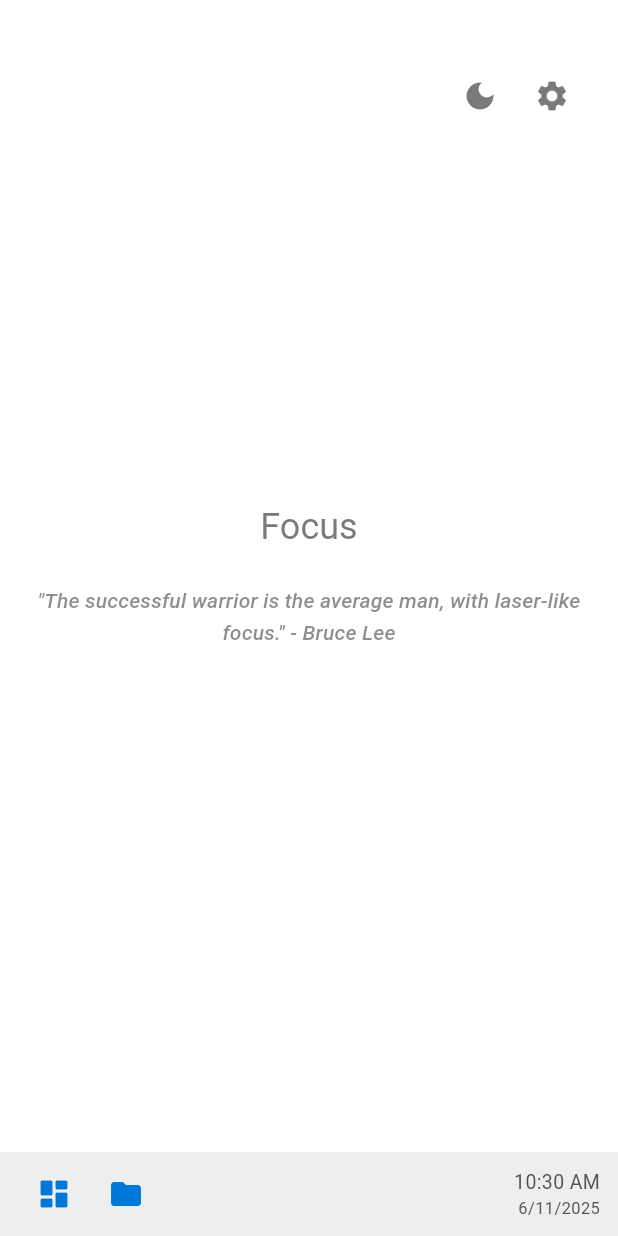
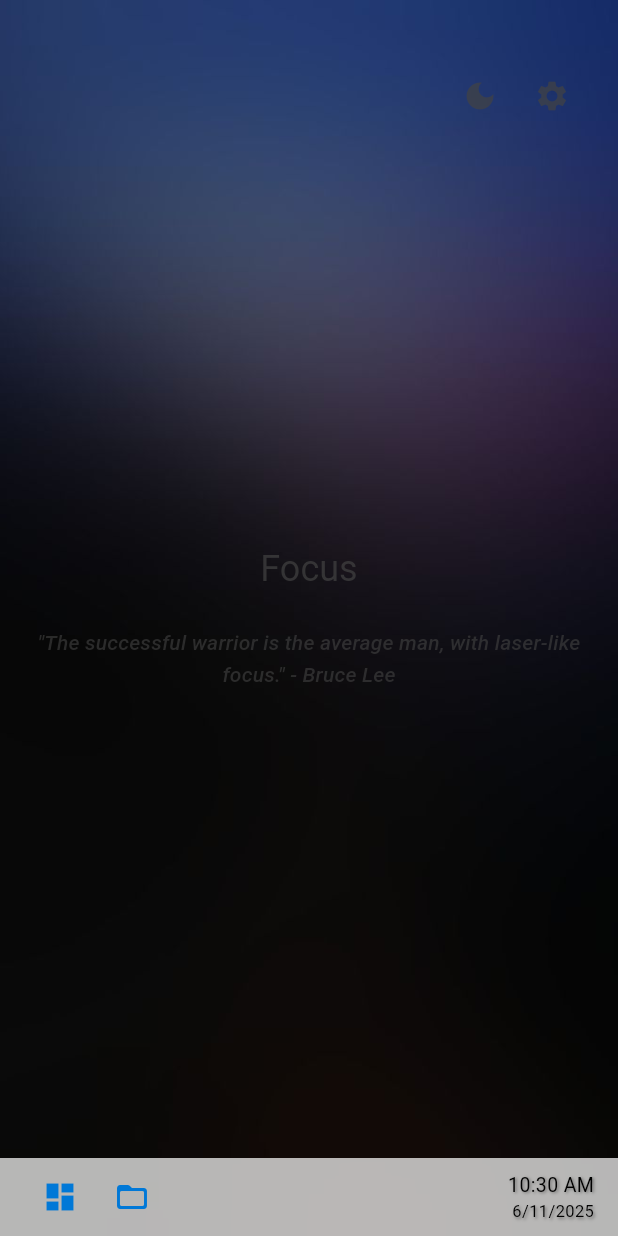
Before and after one commit to IamFishR/focus_launcher, a Flutter app: the screen it shows after launch, on a phone screen of 412 x 824 dp. Run offline on Flutter 3.47's test engine with Material 3 defaults, Android fonts, the phone set to English and light mode, and no system bars; our stand-ins replace shared_preferences; missing offline and left inert: installed_apps.

Commit message:
feat: Add background image asset for enhanced UI

```diff
--- a/lib/screens/home_screen.dart
+++ b/lib/screens/home_screen.dart
@@ -96,8 +96,16 @@ class _HomeScreenState extends State<HomeScreen> {
     return Scaffold(
       body: Stack(
         children: [
-          Column(
-            children: [
+          // Background image covering the entire screen
+          Container(
+            decoration: const BoxDecoration(
+              image: DecorationImage(
+                image: AssetImage('assets/wallpapers/bg.jpg'),
+                fit: BoxFit.cover,
+              ),
+            ),
+          ),
+          // Main content area
           Expanded(
             child: GestureDetector(
               onVerticalDragUpdate: _onVerticalDragUpdate,
@@ -107,17 +115,6 @@ class _HomeScreenState extends State<HomeScreen> {
                   _toggleStartMenu();
                 }
               },
-                  child: Container(
-                    decoration: BoxDecoration(
-                      gradient: LinearGradient(
-                        begin: Alignment.topLeft,
-                        end: Alignment.bottomRight,
-                        colors: [
-                          theme.colorScheme.background,
-                          theme.colorScheme.background.withOpacity(0.8),
-                        ],
-                      ),
-                    ),
               child: Stack(
                 children: [
                   _buildMainContent(theme),
@@ -126,13 +123,17 @@ class _HomeScreenState extends State<HomeScreen> {
               ),
             ),
           ),
-              ),
-              TaskBar(
+          // Taskbar positioned at the bottom of the screen
+          Positioned(
+            left: 0,
+            right: 0,
+            bottom: 0,
+            child: TaskBar(
               currentTime: _currentTime,
               toggleStartMenu: _toggleStartMenu,
             ),
-            ],
           ),
+          // Start menu panel when visible
           if (_isStartMenuVisible)
             StartMenuPanel(
               apps: _apps,
--- a/lib/services/app_launcher.dart
+++ b/lib/services/app_launcher.dart
@@ -1,33 +1,46 @@
 import 'package:flutter/services.dart';
+import 'package:installed_apps/app_info.dart';
+import 'package:installed_apps/installed_apps.dart';
 
 class AppLauncher {
   static const MethodChannel _channel =
       MethodChannel('com.focuslauncher/app_ops');
 
-  // Updated to reflect that it can now contain icon data (Uint8List), hence dynamic
+  // Updated to use InstalledApps package for getting installed apps
   static Future<List<Map<String, dynamic>>> getInstalledApps() async {
     try {
-      final List<dynamic>? apps =
-          await _channel.invokeMethod('getInstalledApps');
-      // Ensure each item in the list is a Map<String, dynamic>
-      return apps?.map((app) {
-            if (app is Map) {
-              return Map<String, dynamic>.from(
-                  app.map((key, value) => MapEntry(key.toString(), value)));
-            }
-            return <String,
-                dynamic>{}; // Should not happen if native side is correct
-          }).toList() ??
-          [];
+      // Get installed apps using InstalledApps package
+      // excludeSystemApps: true - Only get user apps
+      // withIcon: false - Don't load icons for performance (can be changed if needed)
+      // packageNamePrefix: "" - No filter on package names
+      final List<AppInfo> apps =
+          await InstalledApps.getInstalledApps(true, false, "");
+
+      // Convert AppInfo objects to Map<String, dynamic>
+      final List<Map<String, dynamic>> appsList = apps
+          .map((app) => {
+                'name': app.name,
+                'packageName': app.packageName,
+                // Add any other properties you need
+              })
+          .toList();
+
+      // Sort apps alphabetically by name (A-Z)
+      appsList.sort((a, b) => (a['name'] as String)
+          .toLowerCase()
+          .compareTo((b['name'] as String).toLowerCase()));
+
+      return appsList;
     } on PlatformException catch (e) {
       print("Failed to get installed apps: '${e.message}'.");
       return [];
     }
   }
 
+  // Updated to use InstalledApps package for launching apps
   static Future<void> launchApp(String packageName) async {
     try {
-      await _channel.invokeMethod('launchApp', {'packageName': packageName});
+      await InstalledApps.startApp(packageName);
     } on PlatformException catch (e) {
       // Handle error
       print("Failed to launch app: '${e.message}'.");
--- a/lib/widgets/start_menu.dart
+++ b/lib/widgets/start_menu.dart
@@ -20,10 +20,10 @@ class StartMenuPanel extends StatelessWidget {
 
     return Positioned(
       bottom: taskbarHeight, // Position above the taskbar
-      left: MediaQuery.of(context).size.width > 600
-          ? MediaQuery.of(context).size.width *
-              0.3 // Centered for larger screens
-          : 20, // Small padding for smaller screens
+      // left: MediaQuery.of(context).size.width > 600
+      //     ? MediaQuery.of(context).size.width *
+      //         0.3 // Centered for larger screens
+      //     : 20, // Small padding for smaller screens
       child: SizedBox(
         width: MediaQuery.of(context).size.width > 600
             ? MediaQuery.of(context).size.width * 0.4 // 40% of screen width
@@ -37,8 +37,8 @@ class StartMenuPanel extends StatelessWidget {
             filter: ImageFilter.blur(sigmaX: 10.0, sigmaY: 10.0), // Blur effect
             child: Material(
               elevation: 12.0, // Increased elevation for more pop
-              color: theme.colorScheme.surface
-                  .withOpacity(0.8), // Semi-transparent
+              color:
+                  theme.colorScheme.surface.withAlpha(204), // Semi-transparent
               child: Column(
                 children: [
                   Padding(
--- a/lib/widgets/taskbar.dart
+++ b/lib/widgets/taskbar.dart
@@ -1,9 +1,15 @@
+import 'dart:ui';
 import 'package:flutter/material.dart';
 import 'package:intl/intl.dart';
 import 'package:provider/provider.dart';
+
+// Assuming these are your custom files.
+// If the paths are different, please adjust the import statements.
 import '../services/app_launcher.dart';
 import '../theme_notifier.dart';
 
+/// A widget that displays a taskbar at the bottom of the screen with a
+/// blurred, semi-transparent background.
 class TaskBar extends StatelessWidget {
   final DateTime currentTime;
   final VoidCallback toggleStartMenu;
@@ -16,57 +22,80 @@ class TaskBar extends StatelessWidget {
 
   @override
   Widget build(BuildContext context) {
-    // Taskbar time and date formats
-    String taskbarFormattedTime =
-        DateFormat('h:mm a').format(currentTime); // e.g., "3:45 PM"
-    String taskbarFormattedDate =
-        DateFormat('M/d/yyyy').format(currentTime); // e.g., "10/25/2023"
+    // Use Provider to get the current theme notifier.
+    final themeNotifier = Provider.of<ThemeNotifier>(context);
 
-    final themeNotifier = Provider.of<ThemeNotifier>(context);
-    final theme = Theme.of(context); // Cache theme
+    // Determine taskbar background color based on the current theme.
+    final Color taskbarColor = themeNotifier.isDarkMode
+        ? Colors.black.withAlpha(180) // Darker background for dark mode
+        : Colors.white.withAlpha(180); // Lighter background for light mode
 
-    // Determine taskbar background color based on theme
-    Color taskbarColor = themeNotifier.isDarkMode
-        ? Colors.grey[850]! // Darker grey for dark mode taskbar
-        : Colors.grey[200]!; // Lighter grey for light mode taskbar
+    // Define consistent styling for icons and text.
+    const Color taskbarIconColor = Color(0xFF0078D7); // Windows-style blue
+    final TextStyle taskbarTextStyle = TextStyle(
+      color: themeNotifier.isDarkMode ? Colors.white : Colors.black,
+      shadows: [
+        Shadow(
+          color: Colors.black.withAlpha(102), // Replaced withOpacity(0.4)
+          blurRadius: 2,
+          offset: const Offset(1, 1),
+        ),
+      ],
+      fontSize: 13,
+    );
+    const double taskbarHeight = 52.0;
 
-    // Windows-style blue color for the start button
-    Color taskbarIconColor = const Color(0xFF0078D7); // Windows blue
-    IconData startIcon = Icons.dashboard_rounded; // Filled dashboard icon
-    TextStyle taskbarTextStyle = TextStyle(
-        color: theme.colorScheme.onSurface.withAlpha((0.9 * 255).round()),
-        fontSize: 13);
-    const double taskbarHeight = 56.0;
+    // Format the time and date to be displayed on the taskbar.
+    final String formattedTime = DateFormat('h:mm a').format(currentTime);
+    final String formattedDate = DateFormat('M/d/yyyy').format(currentTime);
 
-    return Container(
+    // To achieve the blur effect, the area behind this widget must be clipped.
+    // This is typically done on a parent widget, but ClipRect is added here
+    // for safety. The BackdropFilter then blurs everything visible within
+    // the clipped area behind this widget.
+    return ClipRect(
+      child: BackdropFilter(
+        filter: ImageFilter.blur(sigmaX: 12.0, sigmaY: 12.0),
+        child: Container(
           height: taskbarHeight,
           color: taskbarColor,
-      padding: const EdgeInsets.symmetric(horizontal: 12.0),
+          padding: const EdgeInsets.symmetric(horizontal: 16.0),
           child: Row(
             children: <Widget>[
+              // Start Menu Button
               IconButton(
-            icon: Icon(startIcon, color: taskbarIconColor),
+                icon: const Icon(Icons.dashboard, color: taskbarIconColor),
                 onPressed: toggleStartMenu,
                 tooltip: 'Start',
               ),
+              // File Explorer Button
               IconButton(
-            icon: Icon(Icons.folder, color: taskbarIconColor),
+                icon: const Icon(Icons.folder_open_rounded,
+                    color: taskbarIconColor),
                 onPressed: () {
-              AppLauncher.openFileManager();
+                  // This assumes you have a static method to open the file manager.
+                  // AppLauncher.openFileManager();
+                  print("File Explorer Opened"); // Placeholder action
                 },
                 tooltip: 'File Explorer',
               ),
-          const Expanded(child: SizedBox()),
+              // Spacer to push the clock to the right
+              const Spacer(),
+              // Time and Date Display
               Column(
                 mainAxisAlignment: MainAxisAlignment.center,
                 crossAxisAlignment: CrossAxisAlignment.end,
                 children: [
-              Text(taskbarFormattedTime, style: taskbarTextStyle),
-              Text(taskbarFormattedDate,
-                  style: taskbarTextStyle.copyWith(fontSize: 11)),
+                  Text(formattedTime, style: taskbarTextStyle),
+                  Text(
+                    formattedDate,
+                    style: taskbarTextStyle.copyWith(fontSize: 11),
+                  ),
                 ],
-          )
+              ),
             ],
+          ),
+        ),
       ),
     );
   }
--- a/pubspec.yaml
+++ b/pubspec.yaml
@@ -9,6 +9,7 @@ environment:
 dependencies:
   flutter:
     sdk: flutter
+  installed_apps: ^1.3.1
   image_picker: ^1.1.2
   intl: ^0.18.1
   path_provider: ^2.1.5
@@ -22,3 +23,6 @@ dev_dependencies:
 
 flutter:
   uses-material-design: true
+
+  assets:
+    - assets/wallpapers/
```
Also changed, not shown: assets/wallpapers/bg.jpg (added), pubspec.lock. Lines whose indentation alone changed are shown as unchanged.
